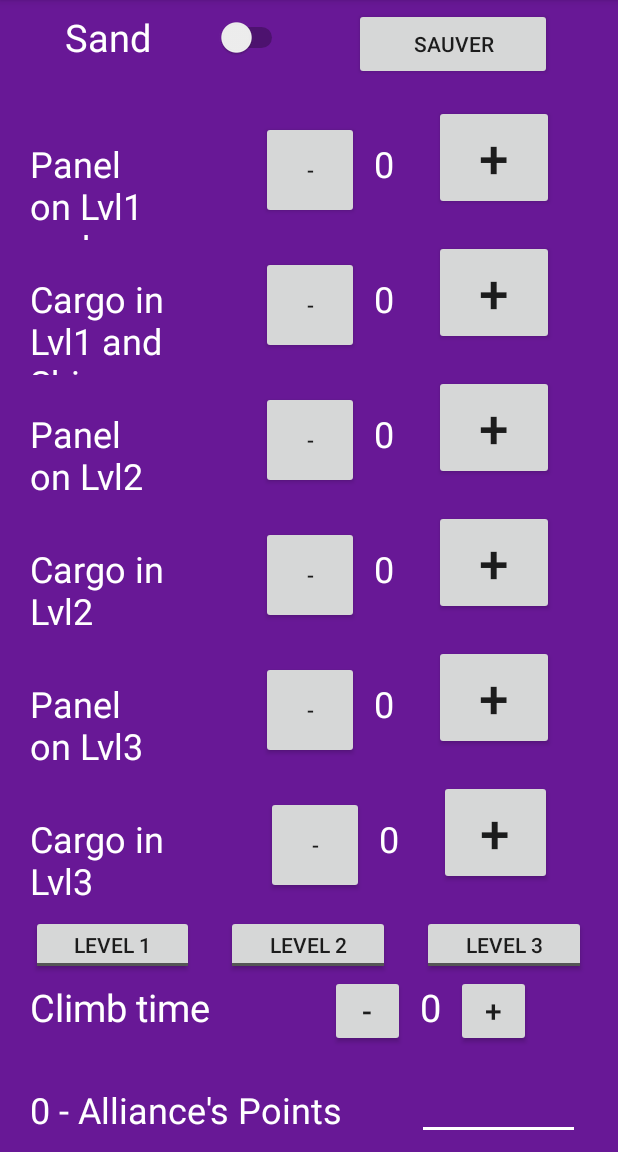
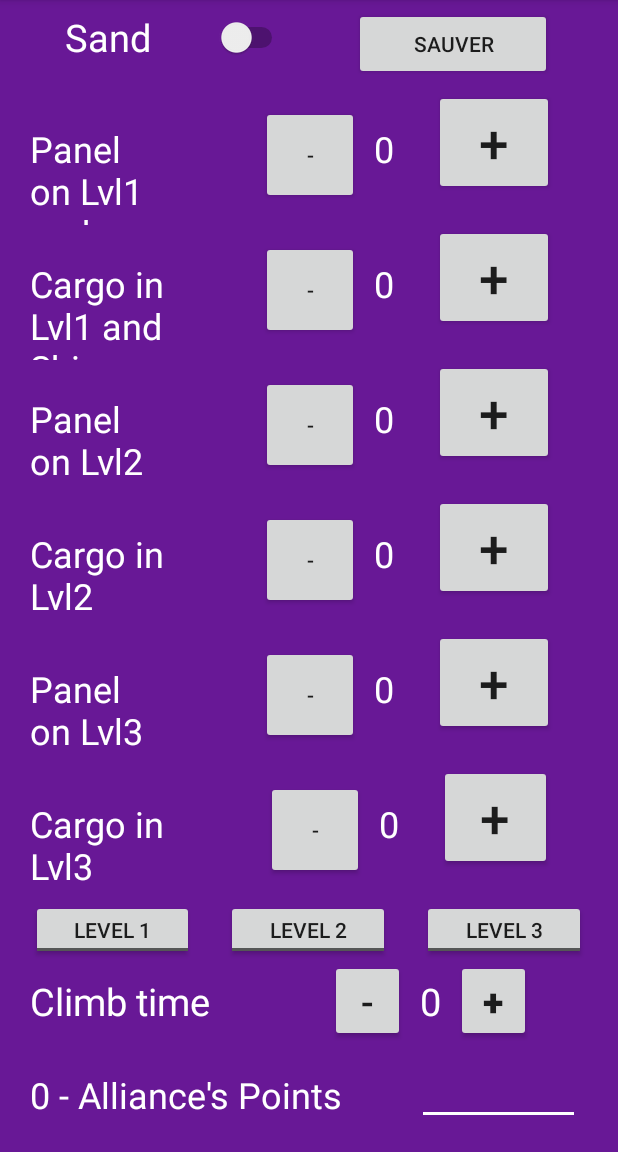
Before and after one commit to FRCteam3550/Robotronix_Scouting_App_2019, an Android app: the ScoutMatchActivity screen opened directly, with no data from a screen before it, on a phone screen of 412 x 824 dp, the part 84-1236 px from its top. Run offline under Robolectric (Android 15) with nearby library versions, the phone set to English and light mode, and no system bars.

Commit message:
minor changes to activity_scout_match.xml

```diff
--- a/app/src/main/res/layout/activity_scout_match.xml
+++ b/app/src/main/res/layout/activity_scout_match.xml
@@ -56,7 +56,7 @@
 
         <Space
             android:layout_width="match_parent"
-            android:layout_height="20dp" />
+            android:layout_height="10dp" />
 
         <LinearLayout
             android:layout_width="match_parent"
@@ -539,7 +539,7 @@
                 android:layout_weight="0"
                 android:text="-"
                 android:onClick="ClimbTimeDecrement"
-                android:textSize="20sp"/>
+                android:textSize="25sp"/>
             <Space
                 android:layout_width="10dp"
                 android:layout_height="wrap_content" />
@@ -559,7 +559,8 @@
                 android:layout_height="wrap_content"
                 android:text="+"
                 android:onClick="IncrementClimbTime"
-                android:textSize="20sp"
+                android:textSize="25sp"
+                android:textStyle="bold"
                 android:layout_weight="0" />
             <Space
                 android:layout_width="wrap_content"
@@ -697,7 +698,7 @@
                 android:layout_weight="1"
                 android:text="0"
                 android:textColor="#ffffff"
-                android:textSize="18sp" />
+                android:textSize="25sp" />
 
             <Space
                 android:layout_width="wrap_content"
@@ -752,7 +753,7 @@
                 android:layout_weight="1"
                 android:text="0"
                 android:textColor="#ffffff"
-                android:textSize="18sp" />
+                android:textSize="25sp" />
 
             <Space
                 android:layout_width="wrap_content"
```
